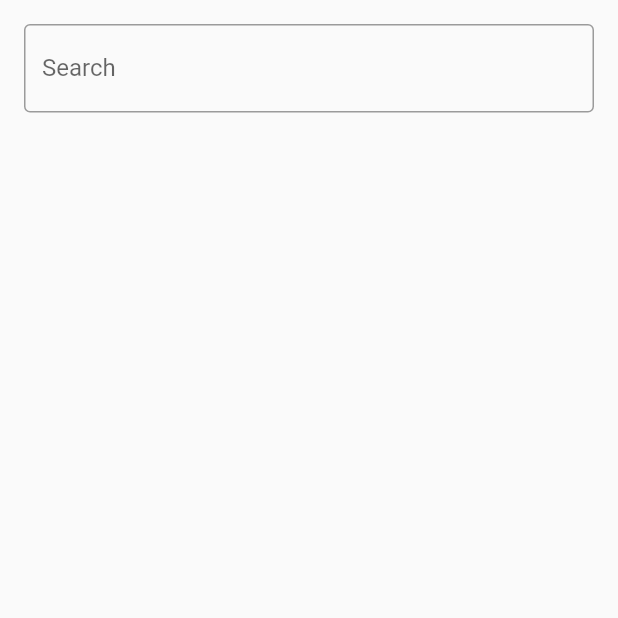
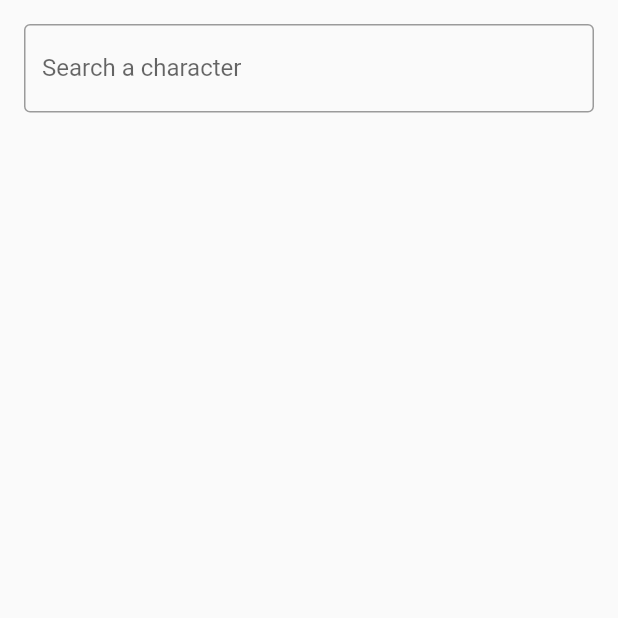
Before and after one commit to Uurs/rick_and_morty_flutter_app, a Flutter app: the screen it shows after launch, on a phone screen of 412 x 824 dp, the top half of it. Run offline on Flutter 3.47's test engine with Material 2 defaults, Android fonts, the phone set to English and light mode, and no system bars; our stand-ins replace auto_route, connectivity_plus, dio, floor, flutter_hooks, freezed_annotation and 3 more; accounts and stored records are empty; generated files the repository leaves out were written again; network calls fail; Roboto replaces fonts that are missing (Georgia).

Commit message:
add l10n; add theme;

```diff
--- /dev/null
+++ b/l10n.yaml
@@ -0,0 +1,3 @@
+arb-dir: lib/l10n
+template-arb-file: app_en.arb
+output-localization-file: app_localizations.dart
--- /dev/null
+++ b/lib/l10n/app_en.arb
@@ -0,0 +1,12 @@
+{
+  "home_bottom_nav_bar_search" : "Search",
+  "home_bottom_nav_bar_favorites" : "Favorites",
+  "common_failed_to_fetch_data" : "Failed to load data",
+  "search_input_label" : "Search a character",
+
+  "character_details_subtitle_species" : "Species",
+  "character_details_subtitle_status" : "Status",
+  "character_details_subtitle_gender" : "Gender",
+  "character_details_subtitle_origin" : "Origin",
+  "character_details_subtitle_last_known_location" : "Last known location"
+}
--- /dev/null
+++ b/lib/localization.dart
@@ -0,0 +1,6 @@
+import 'package:flutter/widgets.dart';
+import 'package:flutter_gen/gen_l10n/app_localizations.dart';
+
+AppLocalizations localization(BuildContext context) {
+  return AppLocalizations.of(context)!;
+}
--- a/lib/main.dart
+++ b/lib/main.dart
@@ -1,6 +1,8 @@
 import 'package:flutter/material.dart';
 import 'package:hooks_riverpod/hooks_riverpod.dart';
 import 'package:rick_and_morty_preview/router.gr.dart';
+import 'package:rick_and_morty_preview/theme.dart';
+import 'package:flutter_gen/gen_l10n/app_localizations.dart';
 
 void main() {
   runApp(RMApp());
@@ -15,10 +17,10 @@ class RMApp extends StatelessWidget {
   Widget build(BuildContext context) {
     return MaterialApp.router(
       title: 'Rick and Morty',
-      theme: ThemeData(
-        primarySwatch: Colors.blue,
-      ),
-      darkTheme: ThemeData.dark(),
+      theme: lightAppTheme,
+      darkTheme: darkAppTheme,
+      localizationsDelegates: AppLocalizations.localizationsDelegates,
+      supportedLocales: AppLocalizations.supportedLocales,
       routerDelegate: _appRouter.delegate(),
       routeInformationParser: _appRouter.defaultRouteParser(),
       builder: (context, child) => ProviderScope(child: child!),
--- a/lib/screens/home/screen_home.dart
+++ b/lib/screens/home/screen_home.dart
@@ -1,5 +1,6 @@
 import 'package:flutter/material.dart';
 import 'package:flutter_hooks/flutter_hooks.dart';
+import 'package:rick_and_morty_preview/localization.dart';
 import 'package:rick_and_morty_preview/screens/favorites/screen_favorites.dart';
 import 'package:rick_and_morty_preview/screens/search/screen_search.dart';
 
@@ -16,14 +17,14 @@ class HomeScreen extends HookWidget {
         currentIndex: currentPage.value,
         onTap: (index) => pageController.animateToPage(index,
             duration: const Duration(milliseconds: 300), curve: Curves.ease),
-        items: const [
+        items: [
           BottomNavigationBarItem(
-            icon: Icon(Icons.search),
-            label: 'Search',
+            icon: const Icon(Icons.search),
+            label: localization(context).home_bottom_nav_bar_search,
           ),
           BottomNavigationBarItem(
-            icon: Icon(Icons.favorite),
-            label: 'Favorites',
+            icon: const Icon(Icons.favorite),
+            label: localization(context).home_bottom_nav_bar_favorites,
           ),
         ],
       ),
--- a/lib/screens/search/screen_search.dart
+++ b/lib/screens/search/screen_search.dart
@@ -2,6 +2,7 @@ import 'package:auto_route/auto_route.dart';
 import 'package:flutter/material.dart';
 import 'package:flutter_hooks/flutter_hooks.dart';
 import 'package:hooks_riverpod/hooks_riverpod.dart';
+import 'package:rick_and_morty_preview/localization.dart';
 import 'package:rick_and_morty_preview/router.gr.dart';
 import 'package:rick_and_morty_preview/screens/search/search_state_notifier.dart';
 import 'package:rick_and_morty_preview/widgets/character_list_item.dart';
@@ -28,9 +29,9 @@ class SearchScreen extends HookConsumerWidget {
         children: [
           TextField(
             controller: searchController,
-            decoration: const InputDecoration(
-              border: OutlineInputBorder(),
-              labelText: 'Search',
+            decoration: InputDecoration(
+              border: const OutlineInputBorder(),
+              labelText: localization(context).search_input_label,
             ),
             textInputAction: TextInputAction.search,
             onSubmitted: (value) {
--- /dev/null
+++ b/lib/theme.dart
@@ -0,0 +1,25 @@
+import 'package:flutter/material.dart';
+
+const textTheme = TextTheme(
+  headlineLarge: TextStyle(fontSize: 72.0, fontWeight: FontWeight.bold),
+  headlineMedium: TextStyle(fontSize: 36.0, fontStyle: FontStyle.italic),
+  headlineSmall: TextStyle(fontSize: 18.0, fontFamily: 'Georgia'),
+  bodyLarge: TextStyle(fontSize: 18.0, fontFamily: 'Georgia'),
+  bodyMedium: TextStyle(fontSize: 14.0, fontFamily: 'Georgia'),
+  bodySmall: TextStyle(fontSize: 12.0, fontFamily: 'Georgia'),
+  labelLarge: TextStyle(fontSize: 18.0, fontFamily: 'Georgia'),
+  labelMedium: TextStyle(fontSize: 14.0, fontFamily: 'Georgia'),
+  labelSmall: TextStyle(fontSize: 12.0, fontFamily: 'Georgia'),
+);
+
+final lightAppTheme = ThemeData(
+  brightness: Brightness.light,
+  primarySwatch: Colors.blue,
+  textTheme: textTheme,
+);
+
+final darkAppTheme = ThemeData(
+  brightness: Brightness.dark,
+  primarySwatch: Colors.blue,
+  textTheme: textTheme,
+);
--- a/pubspec.yaml
+++ b/pubspec.yaml
@@ -21,6 +21,9 @@ dependencies:
   dio: ^5.0.0
   logger: ^1.1.0
   floor: ^1.4.1
+  flutter_localizations:
+    sdk: flutter
+  intl: ^0.17.0
 
 dev_dependencies:
   flutter_test:
@@ -33,6 +36,7 @@ dev_dependencies:
   floor_generator: ^1.4.1
 
 flutter:
+  generate: true
   uses-material-design: true
 
   # To add assets to your application, add an assets section, like this:
```
Also changed, not shown: lib/screens/character_details/screen_character_details.dart (+32 -15 lines), lib/widgets/character_list_item.dart (+15 -3 lines), pubspec.lock.
